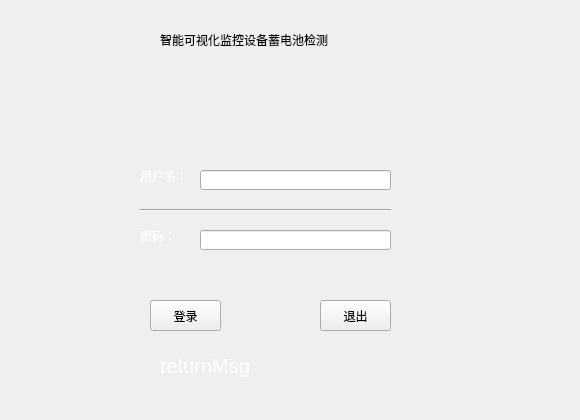
Old version of the form Login.ui in the repository Paul099/Battery_inst_ljs.
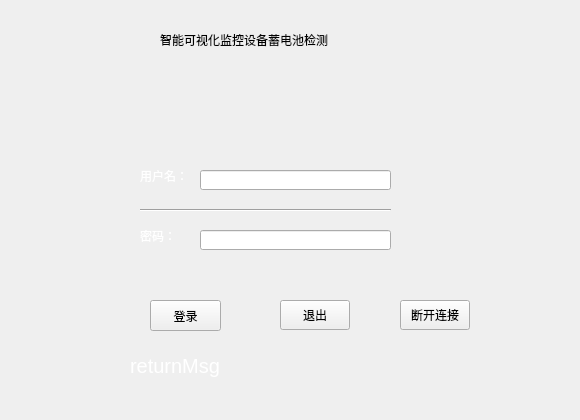
New version of the form. Icons and pictures are not drawn.

```diff
--- a/Login.ui
+++ b/Login.ui
@@ -90,10 +90,10 @@
   <widget class="QPushButton" name="pushButtonExit">
    <property name="geometry">
     <rect>
-     <x>320</x>
+     <x>280</x>
      <y>300</y>
-     <width>71</width>
-     <height>31</height>
+     <width>70</width>
+     <height>30</height>
     </rect>
    </property>
    <property name="text">
@@ -103,7 +103,7 @@
   <widget class="QLabel" name="returnMsg">
    <property name="geometry">
     <rect>
-     <x>160</x>
+     <x>130</x>
      <y>350</y>
      <width>241</width>
      <height>31</height>
@@ -139,6 +139,19 @@
     <enum>Qt::Horizontal</enum>
    </property>
   </widget>
+  <widget class="QPushButton" name="closecontrolButton">
+   <property name="geometry">
+    <rect>
+     <x>400</x>
+     <y>300</y>
+     <width>70</width>
+     <height>30</height>
+    </rect>
+   </property>
+   <property name="text">
+    <string>断开连接</string>
+   </property>
+  </widget>
  </widget>
  <resources>
   <include location="guowang.qrc"/>
```
